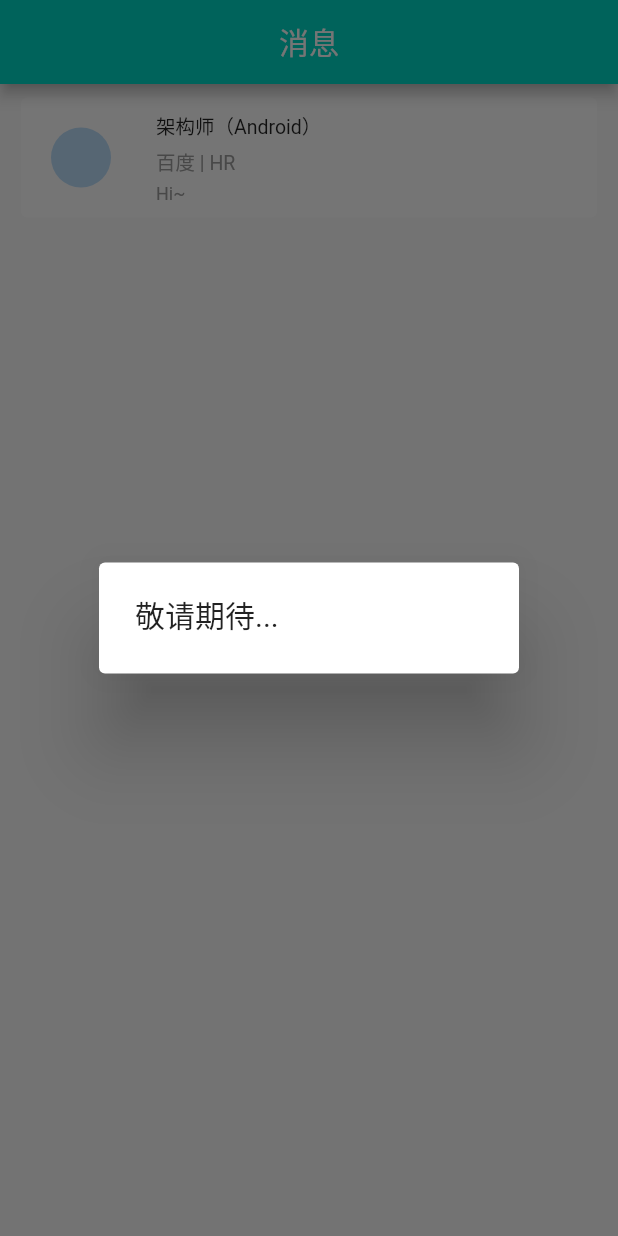
After one commit to icookingcode/boss, a Flutter app: the MessageTab screen opened directly, after a tap on "架构师（Android）", on a phone screen of 412 x 824 dp. The commit adds this screen. Run offline on Flutter 3.47's test engine with Material 2 defaults, Android fonts, the phone set to English and light mode, and no system bars; network calls fail.

Commit message:
消息模块

```diff
--- a/lib/boss_app.dart
+++ b/lib/boss_app.dart
@@ -1,4 +1,5 @@
 import 'package:boss/view/jobs_view.dart';
+import 'package:boss/view/message_view.dart';
 import 'package:boss/widget/icon_tab.dart';
 import 'package:boss/widget/icon_tab2.dart';
 import 'package:flutter/material.dart';
@@ -44,7 +45,7 @@ class _BossAppState extends State<BossApp> with SingleTickerProviderStateMixin {
         children: [
           JobTab(),
           Text('2'),
-          Text('3'),
+          MessageTab(),
           Text('4'),
         ],
         controller: _controller,
--- a/lib/item/joblist_item.dart
+++ b/lib/item/joblist_item.dart
@@ -63,7 +63,7 @@ class JobListItem extends StatelessWidget {
                     Row(
                       children: <Widget>[
                         Padding(
-                          padding: EdgeInsets.only(left: 10, top: 5, right: 10),
+                          padding: EdgeInsets.only(left: 10, top: 5, right: 10,bottom: 10),
                           child: Text(
                             job.username + " | " + job.title,
                             style: TextStyle(
--- /dev/null
+++ b/lib/item/messagelist_item.dart
@@ -0,0 +1,60 @@
+import 'package:boss/model/message.dart';
+import 'package:flutter/material.dart';
+
+class MessageListItem extends StatelessWidget {
+  final Message msg;
+
+  MessageListItem({@required this.msg});
+
+  @override
+  Widget build(BuildContext context) {
+    return Padding(
+      padding: EdgeInsets.only(top: 5, bottom: 5, left: 10, right: 10),
+      child: SizedBox(
+        child: Card(
+          elevation: 0.0,
+          child: Row(
+            mainAxisAlignment: MainAxisAlignment.start,
+            crossAxisAlignment: CrossAxisAlignment.center,
+            children: <Widget>[
+              Padding(
+                padding: EdgeInsets.all(20),
+                child: CircleAvatar(
+                  radius: 20,
+                  backgroundImage: NetworkImage(msg.avatar),
+                ),
+              ),
+              SizedBox(width: 10,),
+              Expanded(
+                child: Column(
+                  crossAxisAlignment: CrossAxisAlignment.start,
+                  children: <Widget>[
+                    Text(
+                      msg.name,
+                      textAlign: TextAlign.left,
+                      style: TextStyle(fontSize: 13),
+                    ),
+                    SizedBox(height: 5,),
+                    Text(
+                      msg.company + " | " + msg.position,
+                      textAlign: TextAlign.left,
+                      style: TextStyle(fontSize: 13,color: Colors.grey),
+                    ),
+                    SizedBox(height: 5,),
+                    Text(
+                      msg.msg ,
+                      textAlign: TextAlign.left,
+                      style: TextStyle(fontSize: 12,color: Colors.grey),
+                      maxLines: 1,
+                      overflow: TextOverflow.ellipsis,
+                    ),
+                  ],
+                ),
+              ),
+            ],
+          ),
+        ),
+      ),
+    );
+  }
+}
--- /dev/null
+++ b/lib/model/message.dart
@@ -0,0 +1,34 @@
+import 'dart:convert';
+import 'package:meta/meta.dart';
+
+class Message {
+  final String name;
+  final String avatar;
+  final String company;
+  final String position;
+  final String msg;
+  Message({
+    @required this.name,
+    @required this.avatar,
+    @required this.company,
+    @required this.position,
+    @required this.msg,
+  });
+
+  static List<Message> fromJson(String json) {
+    List<Message> _msgs = [];
+    JsonDecoder decoder = JsonDecoder();
+    var mapData = decoder.convert(json)['list'];
+    mapData.forEach((obj) {
+      Message msg = Message(
+        name: obj['name'],
+        avatar: obj['avatar'],
+        company: obj['company'],
+        position: obj['position'],
+        msg: obj['msg'],
+      );
+      _msgs.add(msg);
+    });
+    return _msgs;
+  }
+}
--- /dev/null
+++ b/lib/view/message_view.dart
@@ -0,0 +1,54 @@
+import 'package:boss/item/messagelist_item.dart';
+import 'package:boss/model/message.dart';
+import 'package:flutter/material.dart';
+class MessageTab extends StatefulWidget {
+  @override
+  _MessageTabState createState() => _MessageTabState();
+}
+
+class _MessageTabState extends State<MessageTab> {
+  List<Message> _msgs = [];
+
+  @override
+  void initState() {
+    super.initState();
+    getMessageList();
+  }
+
+  @override
+  Widget build(BuildContext context) {
+    return Scaffold(
+      appBar: AppBar(
+        title: Text('消息',style: TextStyle(color: Colors.white),),
+        centerTitle: true,
+      ),
+      body: ListView.builder(
+        itemBuilder: _buildItem,
+        itemCount: _msgs.length,
+      ),
+    );
+  }
+
+  Widget _buildItem(BuildContext context, int index) {
+    return InkWell(
+      onTap: () {
+        showDialog(
+            context: context,
+            builder: (context) => AlertDialog(
+              content: Text(
+                '敬请期待...',
+                style: TextStyle(fontSize: 20),
+              ),
+            ));
+      },
+      child: MessageListItem(
+        msg: _msgs[index],
+      ),
+    );
+  }
+
+  void getMessageList() {
+    _msgs = Message.fromJson(
+        "{\"list\": [{\"name\": \"架构师（Android）\",\"avatar\": \"http://m.qpic.cn/psb?/V14eDJ0U1Q9jx2/pbvagXSYO0s1LlvCwygDgmlU48S7Ov34CkOSGIuPDE8!/b/dMUAAAAAAAAA&bo=tAO0AwAAAAARBzA!&rf=viewer_4\",\"company\": \"百度\",\"position\": \"HR\",\"msg\": \"Hi~\"}]}");
+  }
+}
```
Also changed, not shown: 1 other file.
